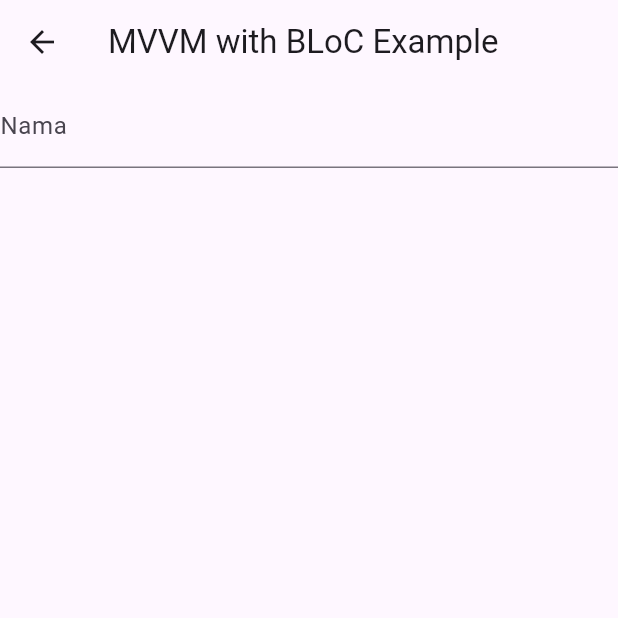
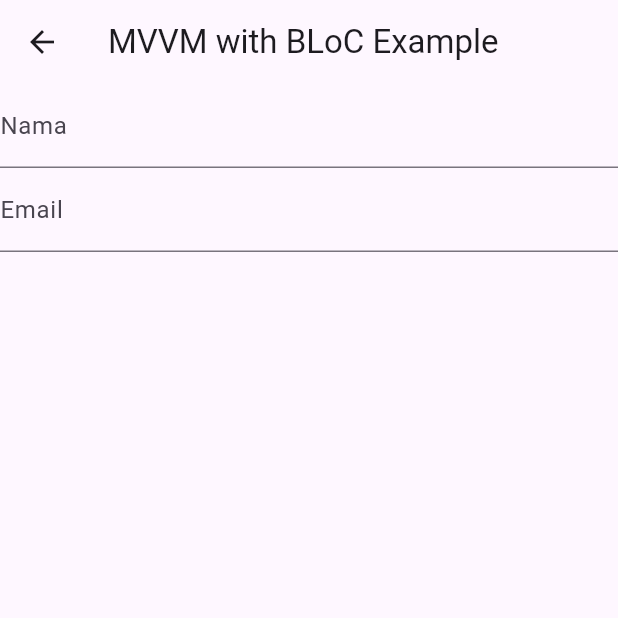
Before and after one commit to ZhilPro27/MVVMBLOC_0095, a Flutter app: the Homepage screen opened directly, on a phone screen of 412 x 824 dp, the top half of it. Run offline on Flutter 3.47's test engine with Material 3 defaults, Android fonts, the light colour scheme and no system bars; our stand-ins replace flutter_bloc.

Commit message:
Menambahkan TextField untuk input email pada Homepage

```diff
--- a/lib/view/homepage.dart
+++ b/lib/view/homepage.dart
@@ -16,6 +16,12 @@ class Homepage extends StatelessWidget {
               context.read<UserBloc>().add(NamaChanged(value));
             },
           ),
+          TextField(
+            decoration: InputDecoration(labelText: "Email"),
+            onChanged: (value) {
+              context.read<UserBloc>().add(EmailChanged(value));
+            },
+          )
         ],
       ),
     );
```
